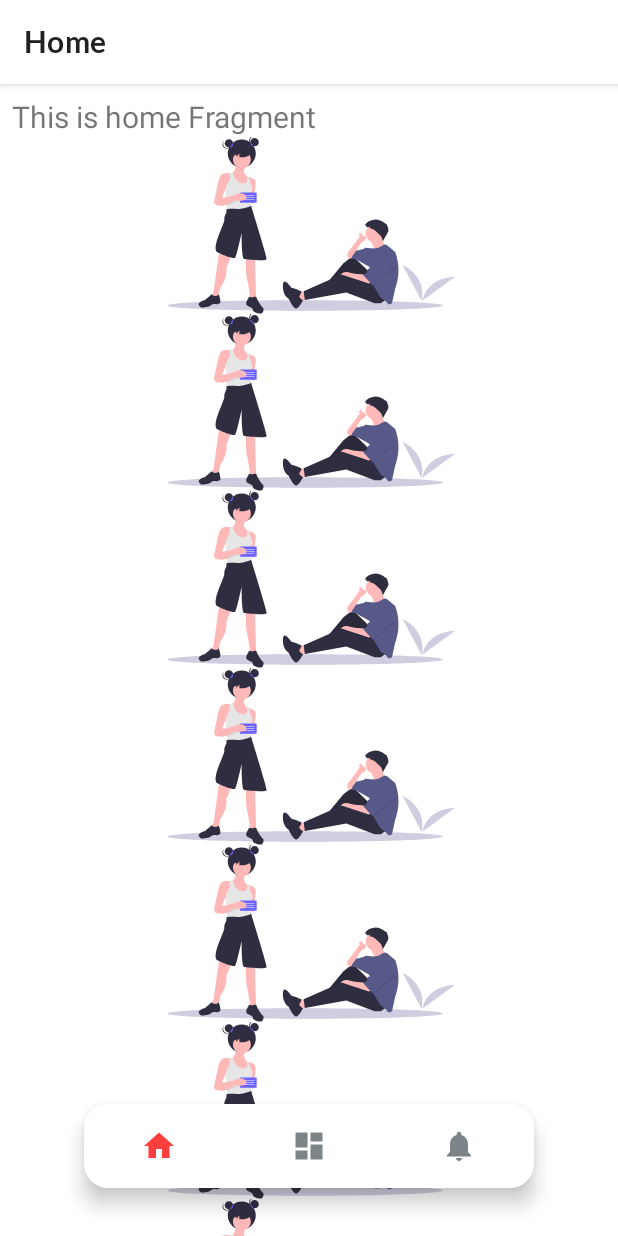
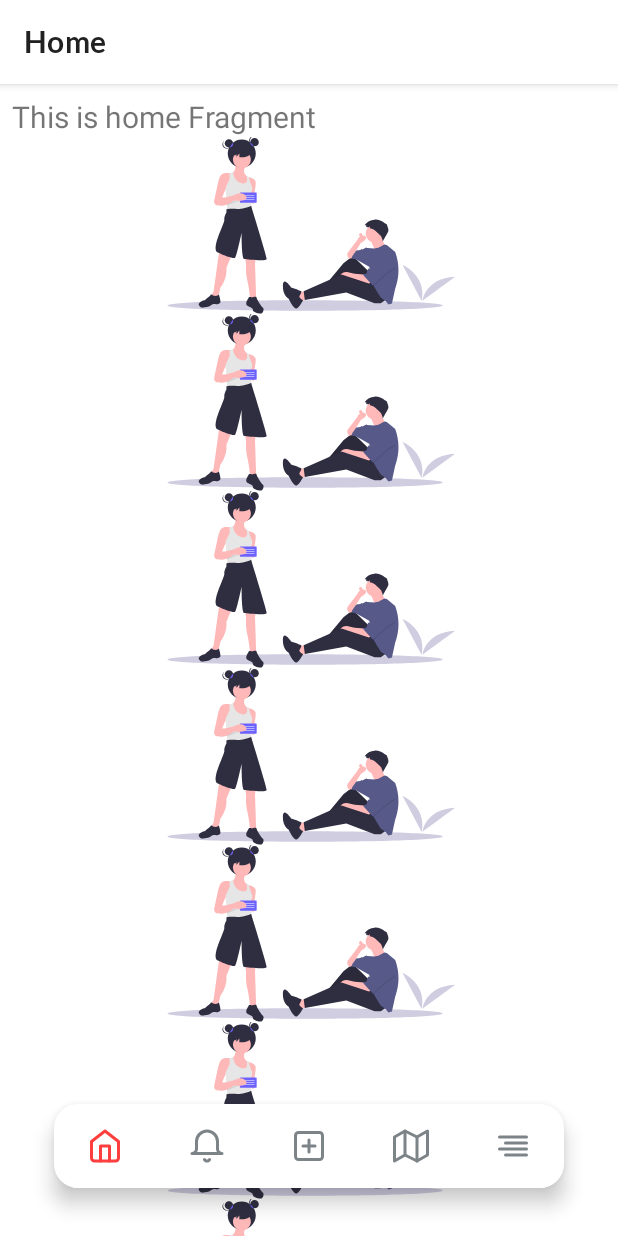
Before and after one commit to arch10/BloodBank, an Android app: the screen it shows after launch once a user with an empty profile is signed in (HomeActivity), on a phone screen of 412 x 824 dp. Run offline under Robolectric (Android 15) with nearby library versions, the light colour scheme and no system bars; our stand-ins replace Firebase (no records; nobody signed in at launch, a user with empty details on screens opened directly), navigation-ui.

Commit message:
added new nav icons

```diff
--- a/app/src/main/java/com/gigaworks/tech/bloodbank/ui/home/HomeActivity.kt
+++ b/app/src/main/java/com/gigaworks/tech/bloodbank/ui/home/HomeActivity.kt
@@ -11,17 +11,21 @@ import com.gigaworks.tech.bloodbank.databinding.ActivityHomeBinding
 import com.gigaworks.tech.bloodbank.ui.base.BaseActivity
 
 class HomeActivity : BaseActivity<ActivityHomeBinding>() {
-
     override fun onCreate(savedInstanceState: Bundle?) {
         super.onCreate(savedInstanceState)
         val navView = binding.navView
-        val navHostFragment = supportFragmentManager.findFragmentById(R.id.nav_host_fragment) as NavHostFragment
+        val navHostFragment =
+            supportFragmentManager.findFragmentById(R.id.nav_host_fragment) as NavHostFragment
         val navController = navHostFragment.navController
         // Passing each menu ID as a set of Ids because each
         // menu should be considered as top level destinations.
         val appBarConfiguration = AppBarConfiguration(
             setOf(
-                R.id.navigation_home, R.id.navigation_dashboard, R.id.navigation_notifications
+                R.id.navigation_home,
+                R.id.navigation_recent,
+                R.id.navigation_add,
+                R.id.navigation_nearby,
+                R.id.navigation_more
             )
         )
         setSupportActionBar(findViewById(R.id.toolbar))
--- /dev/null
+++ b/app/src/main/res/drawable/ic_activity.xml
@@ -0,0 +1,13 @@
+<vector xmlns:android="http://schemas.android.com/apk/res/android"
+    android:width="24dp"
+    android:height="24dp"
+    android:viewportWidth="24"
+    android:viewportHeight="24">
+  <path
+      android:pathData="M22,12H18L15,21L9,3L6,12H2"
+      android:strokeLineJoin="round"
+      android:strokeWidth="2"
+      android:fillColor="#00000000"
+      android:strokeColor="#000000"
+      android:strokeLineCap="round"/>
+</vector>
--- /dev/null
+++ b/app/src/main/res/drawable/ic_bell.xml
@@ -0,0 +1,13 @@
+<vector xmlns:android="http://schemas.android.com/apk/res/android"
+    android:width="24dp"
+    android:height="24dp"
+    android:viewportWidth="24"
+    android:viewportHeight="24">
+  <path
+      android:pathData="M13.73,21C13.5542,21.3031 13.3018,21.5547 12.9982,21.7295C12.6946,21.9044 12.3504,21.9965 12,21.9965C11.6496,21.9965 11.3054,21.9044 11.0018,21.7295C10.6982,21.5547 10.4458,21.3031 10.27,21M22,17H2C2.7957,17 3.5587,16.6839 4.1213,16.1213C4.6839,15.5587 5,14.7956 5,14V9C5,7.1435 5.7375,5.363 7.0503,4.0503C8.363,2.7375 10.1435,2 12,2C13.8565,2 15.637,2.7375 16.9497,4.0503C18.2625,5.363 19,7.1435 19,9V14C19,14.7956 19.3161,15.5587 19.8787,16.1213C20.4413,16.6839 21.2044,17 22,17Z"
+      android:strokeLineJoin="round"
+      android:strokeWidth="2"
+      android:fillColor="#00000000"
+      android:strokeColor="#000000"
+      android:strokeLineCap="round"/>
+</vector>
--- /dev/null
+++ b/app/src/main/res/drawable/ic_home.xml
@@ -0,0 +1,20 @@
+<vector xmlns:android="http://schemas.android.com/apk/res/android"
+    android:width="24dp"
+    android:height="24dp"
+    android:viewportWidth="24"
+    android:viewportHeight="24">
+  <path
+      android:pathData="M3,9L12,2L21,9V20C21,20.5304 20.7893,21.0391 20.4142,21.4142C20.0391,21.7893 19.5304,22 19,22H5C4.4696,22 3.9609,21.7893 3.5858,21.4142C3.2107,21.0391 3,20.5304 3,20V9Z"
+      android:strokeLineJoin="round"
+      android:strokeWidth="2"
+      android:fillColor="#00000000"
+      android:strokeColor="#000000"
+      android:strokeLineCap="round"/>
+  <path
+      android:pathData="M9,22V12H15V22"
+      android:strokeLineJoin="round"
+      android:strokeWidth="2"
+      android:fillColor="#00000000"
+      android:strokeColor="#000000"
+      android:strokeLineCap="round"/>
+</vector>
--- /dev/null
+++ b/app/src/main/res/drawable/ic_map.xml
@@ -0,0 +1,27 @@
+<vector xmlns:android="http://schemas.android.com/apk/res/android"
+    android:width="24dp"
+    android:height="24dp"
+    android:viewportWidth="24"
+    android:viewportHeight="24">
+  <path
+      android:pathData="M1,6V22L8,18L16,22L23,18V2L16,6L8,2L1,6Z"
+      android:strokeLineJoin="round"
+      android:strokeWidth="2"
+      android:fillColor="#00000000"
+      android:strokeColor="#000000"
+      android:strokeLineCap="round"/>
+  <path
+      android:pathData="M8,2V18"
+      android:strokeLineJoin="round"
+      android:strokeWidth="2"
+      android:fillColor="#00000000"
+      android:strokeColor="#000000"
+      android:strokeLineCap="round"/>
+  <path
+      android:pathData="M16,6V22"
+      android:strokeLineJoin="round"
+      android:strokeWidth="2"
+      android:fillColor="#00000000"
+      android:strokeColor="#000000"
+      android:strokeLineCap="round"/>
+</vector>
--- /dev/null
+++ b/app/src/main/res/drawable/ic_more.xml
@@ -0,0 +1,34 @@
+<vector xmlns:android="http://schemas.android.com/apk/res/android"
+    android:width="24dp"
+    android:height="24dp"
+    android:viewportWidth="24"
+    android:viewportHeight="24">
+  <path
+      android:pathData="M21,10H7"
+      android:strokeLineJoin="round"
+      android:strokeWidth="2"
+      android:fillColor="#00000000"
+      android:strokeColor="#000000"
+      android:strokeLineCap="round"/>
+  <path
+      android:pathData="M21,6H3"
+      android:strokeLineJoin="round"
+      android:strokeWidth="2"
+      android:fillColor="#00000000"
+      android:strokeColor="#000000"
+      android:strokeLineCap="round"/>
+  <path
+      android:pathData="M21,14H3"
+      android:strokeLineJoin="round"
+      android:strokeWidth="2"
+      android:fillColor="#00000000"
+      android:strokeColor="#000000"
+      android:strokeLineCap="round"/>
+  <path
+      android:pathData="M21,18H7"
+      android:strokeLineJoin="round"
+      android:strokeWidth="2"
+      android:fillColor="#00000000"
+      android:strokeColor="#000000"
+      android:strokeLineCap="round"/>
+</vector>
--- /dev/null
+++ b/app/src/main/res/drawable/ic_plus_square.xml
@@ -0,0 +1,27 @@
+<vector xmlns:android="http://schemas.android.com/apk/res/android"
+    android:width="24dp"
+    android:height="24dp"
+    android:viewportWidth="24"
+    android:viewportHeight="24">
+  <path
+      android:pathData="M19,3H5C3.8954,3 3,3.8954 3,5V19C3,20.1046 3.8954,21 5,21H19C20.1046,21 21,20.1046 21,19V5C21,3.8954 20.1046,3 19,3Z"
+      android:strokeLineJoin="round"
+      android:strokeWidth="2"
+      android:fillColor="#00000000"
+      android:strokeColor="#000000"
+      android:strokeLineCap="round"/>
+  <path
+      android:pathData="M12,8V16"
+      android:strokeLineJoin="round"
+      android:strokeWidth="2"
+      android:fillColor="#00000000"
+      android:strokeColor="#000000"
+      android:strokeLineCap="round"/>
+  <path
+      android:pathData="M8,12H16"
+      android:strokeLineJoin="round"
+      android:strokeWidth="2"
+      android:fillColor="#00000000"
+      android:strokeColor="#000000"
+      android:strokeLineCap="round"/>
+</vector>
--- a/app/src/main/res/layout/activity_home.xml
+++ b/app/src/main/res/layout/activity_home.xml
@@ -22,7 +22,7 @@
 
     <com.google.android.material.bottomnavigation.BottomNavigationView
         android:id="@+id/nav_view"
-        android:layout_width="300dp"
+        android:layout_width="340dp"
         android:layout_height="wrap_content"
         android:layout_marginLeft="@dimen/space_l"
         android:layout_marginRight="@dimen/space_l"
--- a/app/src/main/res/menu/bottom_nav_menu.xml
+++ b/app/src/main/res/menu/bottom_nav_menu.xml
@@ -3,17 +3,27 @@
 
     <item
         android:id="@+id/navigation_home"
-        android:icon="@drawable/ic_home_black_24dp"
+        android:icon="@drawable/ic_home"
         android:title="@string/title_home" />
 
     <item
-        android:id="@+id/navigation_dashboard"
-        android:icon="@drawable/ic_dashboard_black_24dp"
-        android:title="@string/title_dashboard" />
+        android:id="@+id/navigation_recent"
+        android:icon="@drawable/ic_bell"
+        android:title="Recent" />
 
     <item
-        android:id="@+id/navigation_notifications"
-        android:icon="@drawable/ic_notifications_black_24dp"
-        android:title="@string/title_notifications" />
+        android:id="@+id/navigation_add"
+        android:icon="@drawable/ic_plus_square"
+        android:title="Add" />
+
+    <item
+        android:id="@+id/navigation_nearby"
+        android:icon="@drawable/ic_map"
+        android:title="BloodBanks" />
+
+    <item
+        android:id="@+id/navigation_more"
+        android:icon="@drawable/ic_more"
+        android:title="More" />
 
 </menu>
--- a/app/src/main/res/navigation/mobile_navigation.xml
+++ b/app/src/main/res/navigation/mobile_navigation.xml
@@ -12,13 +12,13 @@
         tools:layout="@layout/fragment_home" />
 
     <fragment
-        android:id="@+id/navigation_dashboard"
+        android:id="@+id/navigation_recent"
         android:name="com.gigaworks.tech.bloodbank.ui.home.ui.dashboard.DashboardFragment"
         android:label="@string/title_dashboard"
         tools:layout="@layout/fragment_dashboard" />
 
     <fragment
-        android:id="@+id/navigation_notifications"
+        android:id="@+id/navigation_nearby"
         android:name="com.gigaworks.tech.bloodbank.ui.home.ui.notifications.NotificationsFragment"
         android:label="@string/title_notifications"
         tools:layout="@layout/fragment_notifications" />
```
